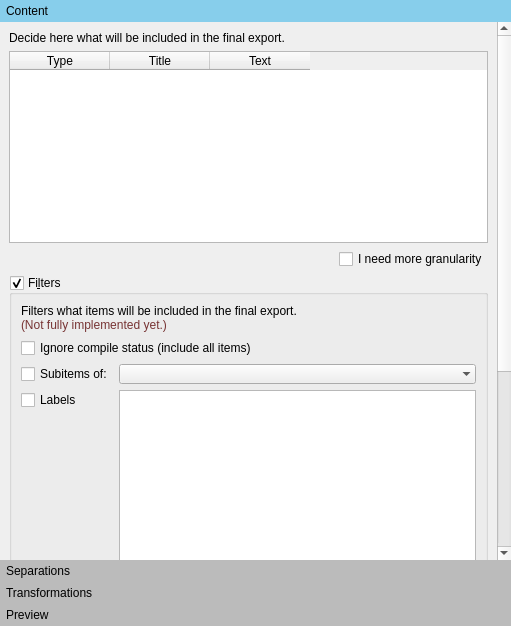
Old version of the form manuskript/ui/exporters/manuskript/plainTextSettings_ui.ui in the repository olivierkes/manuskript.
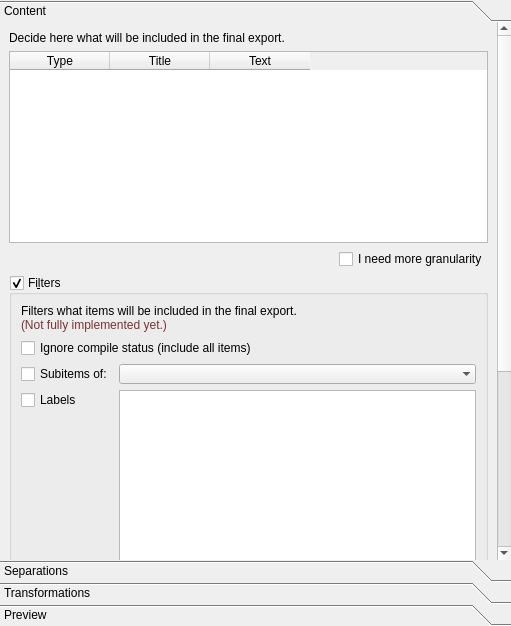
New version of the form. The open tabs and pages were chosen to show the change. Icons and pictures are not drawn. Custom widgets are drawn as their Qt base class.

Commit message: Removes most of hard-coded colors

Diff of the .ui file:
```diff
--- a/manuskript/ui/exporters/manuskript/plainTextSettings_ui.ui
+++ b/manuskript/ui/exporters/manuskript/plainTextSettings_ui.ui
@@ -31,17 +31,6 @@
    </property>
    <item>
     <widget class="QToolBox" name="toolBox">
-     <property name="styleSheet">
-      <string notr="true">QToolBox::tab{
-	background-color: #BBB;
-	padding: 2px;
-	border: none;
-}
-
-QToolBox::tab:selected, QToolBox::tab:hover{
-	background-color:skyblue;
-}</string>
-     </property>
      <property name="currentIndex">
       <number>2</number>
      </property>
```
Left out of the diff: 44 changed lines with no effect on the pictures. The commit also changes 32 other files.
